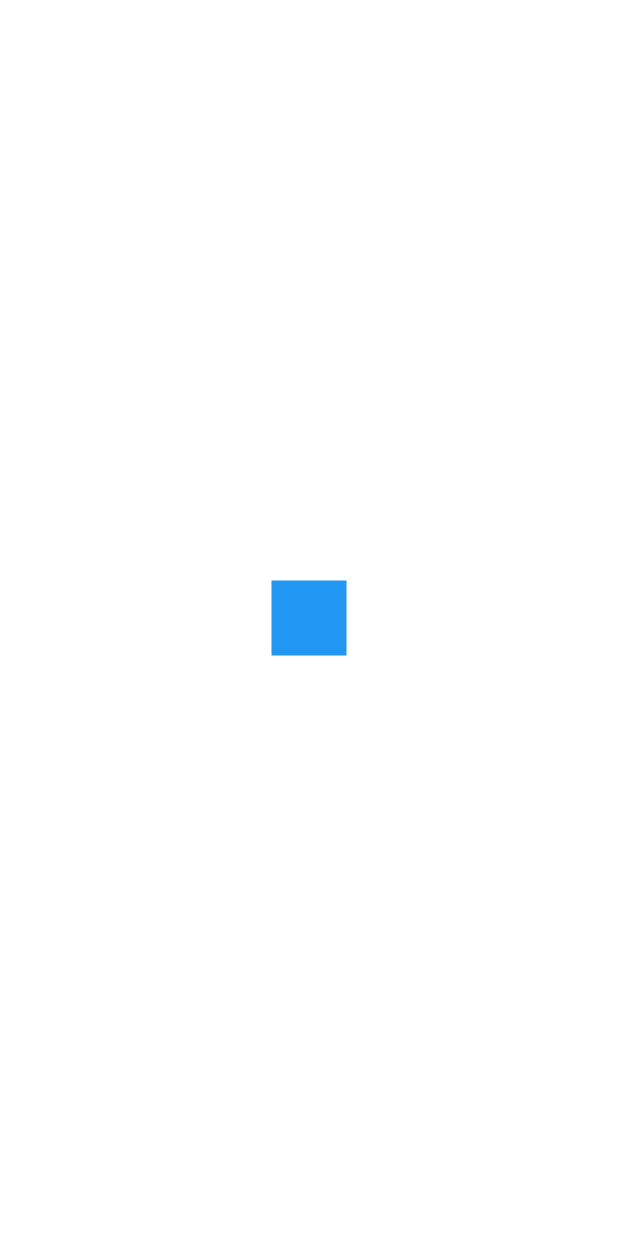
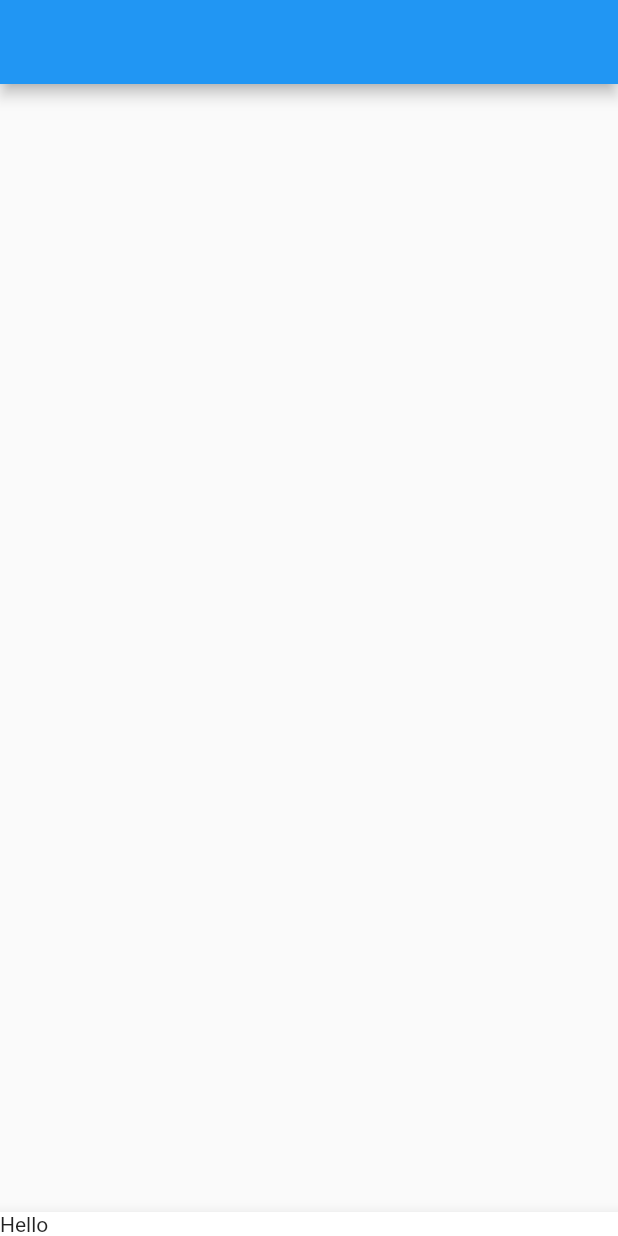
Before and after one commit to kimyj0530/Flutter_Study, a Flutter app: the screen it shows after launch, on a phone screen of 412 x 824 dp. Run offline on Flutter 3.47's test engine with Material 2 defaults, Android fonts, the phone set to English and light mode, and no system bars.

Commit message:
2023-02-13 Scaffold

```diff
--- a/contact_1/lib/main.dart
+++ b/contact_1/lib/main.dart
@@ -10,9 +10,12 @@ class MyApp extends StatelessWidget {
   Widget build(BuildContext context) {
 
     return MaterialApp(
-      home: Center(
-        child: Container( width: 50, height: 50, color: Colors.blue) // Flutter의 사이즈 단위는 LP, 50LP = 1.2cm // Image.asset('JYP.jpg') // Icon(Icons.star) // Text('안녕')
+      home: Scaffold(
+        appBar: AppBar(),
+        body: Container(),
+        bottomNavigationBar: BottomAppBar( child: Text("Hello"),
       )
+    )
     );
   }
 }
```
